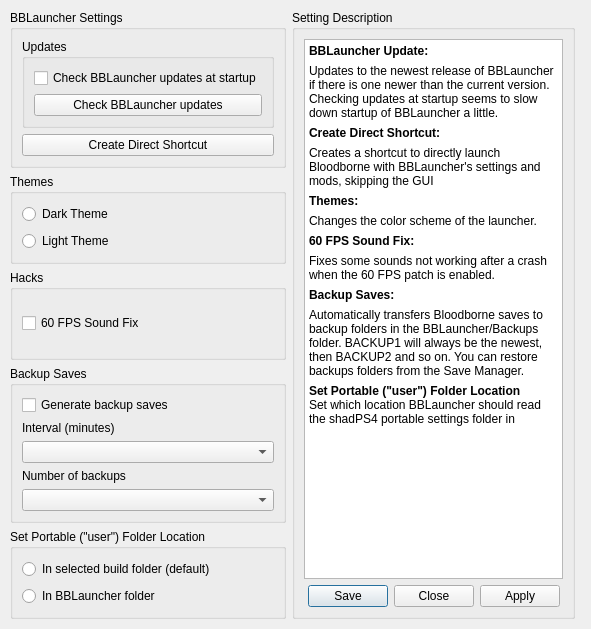
The window that settings/LauncherSettings.ui (rainmakerv3/BB_Launcher) describes before a commit, drawn with Qt 5.
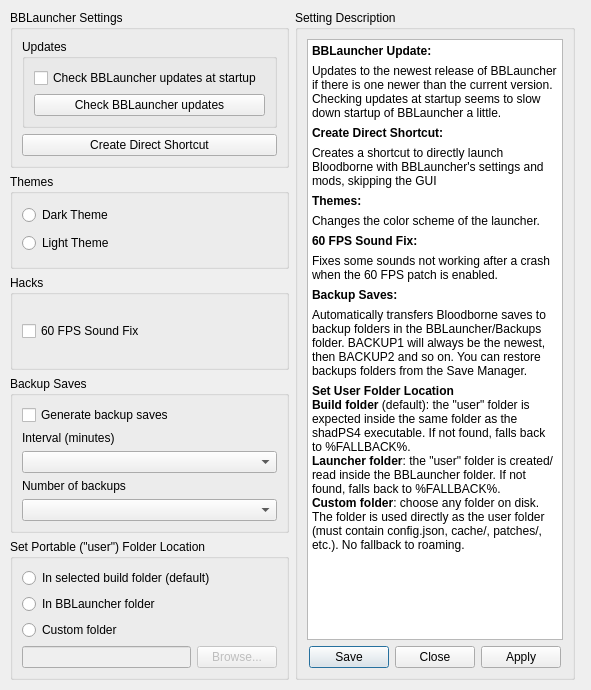
The same window after the commit.

Commit message: Add configurable custom user folder option for shadPS4 - CURRENT USER SETTINGS DIR WILL BE RESET (#87)

Patch:
```diff
--- a/settings/LauncherSettings.ui
+++ b/settings/LauncherSettings.ui
@@ -7,7 +7,7 @@
     <x>0</x>
     <y>0</y>
     <width>591</width>
-    <height>629</height>
+    <height>690</height>
    </rect>
   </property>
   <property name="windowTitle">
@@ -19,7 +19,7 @@
      <x>10</x>
      <y>10</y>
      <width>565</width>
-     <height>609</height>
+     <height>670</height>
     </rect>
    </property>
    <layout class="QHBoxLayout" name="horizontalLayout">
@@ -162,6 +162,37 @@
            </property>
           </widget>
          </item>
+          <item>
+           <widget class="QRadioButton" name="CustomFolderRadioButton">
+            <property name="text">
+             <string>Custom folder</string>
+            </property>
+           </widget>
+          </item>
+          <item>
+           <layout class="QHBoxLayout" name="customFolderLayout">
+            <item>
+             <widget class="QLineEdit" name="CustomFolderLineEdit">
+              <property name="enabled">
+               <bool>false</bool>
+              </property>
+              <property name="readOnly">
+               <bool>true</bool>
+              </property>
+             </widget>
+            </item>
+            <item>
+             <widget class="QPushButton" name="BrowseCustomFolderButton">
+              <property name="enabled">
+               <bool>false</bool>
+              </property>
+              <property name="text">
+               <string>Browse...</string>
+              </property>
+             </widget>
+            </item>
+           </layout>
+          </item>
         </layout>
        </widget>
       </item>
@@ -201,8 +232,10 @@
 &lt;p style=&quot; margin-top:6px; margin-bottom:6px; margin-left:0px; margin-right:0px; -qt-block-indent:0; text-indent:0px;&quot;&gt;Fixes some sounds not working after a crash when the 60 FPS patch is enabled.&lt;/p&gt;
 &lt;p style=&quot; margin-top:6px; margin-bottom:6px; margin-left:0px; margin-right:0px; -qt-block-indent:0; text-indent:0px;&quot;&gt;&lt;span style=&quot; font-weight:700;&quot;&gt;Backup Saves:&lt;/span&gt;&lt;/p&gt;
 &lt;p style=&quot; margin-top:6px; margin-bottom:6px; margin-left:0px; margin-right:0px; -qt-block-indent:0; text-indent:0px;&quot;&gt;Automatically transfers Bloodborne saves to backup folders in the BBLauncher/Backups folder. BACKUP1 will always be the newest, then BACKUP2 and so on. You can restore backups folders from the Save Manager.&lt;/p&gt;
-&lt;p style=&quot; margin-top:0px; margin-bottom:0px; margin-left:0px; margin-right:0px; -qt-block-indent:0; text-indent:0px;&quot;&gt;&lt;span style=&quot; font-weight:700;&quot;&gt;Set Portable (&amp;quot;user&amp;quot;) Folder Location&lt;/span&gt;&lt;/p&gt;
-&lt;p style=&quot; margin-top:0px; margin-bottom:0px; margin-left:0px; margin-right:0px; -qt-block-indent:0; text-indent:0px;&quot;&gt;Set which location BBLauncher should read the shadPS4 portable settings folder in&lt;/p&gt;&lt;/body&gt;&lt;/html&gt;</string>
+&lt;p style=&quot; margin-top:0px; margin-bottom:0px; margin-left:0px; margin-right:0px; -qt-block-indent:0; text-indent:0px;&quot;&gt;&lt;span style=&quot; font-weight:700;&quot;&gt;Set User Folder Location&lt;/span&gt;&lt;/p&gt;
+&lt;p style=&quot; margin-top:0px; margin-bottom:0px; margin-left:0px; margin-right:0px; -qt-block-indent:0; text-indent:0px;&quot;&gt;&lt;span style=&quot; font-weight:700;&quot;&gt;Build folder&lt;/span&gt; (default): the &amp;quot;user&amp;quot; folder is expected inside the same folder as the shadPS4 executable. If not found, falls back to %FALLBACK%.&lt;/p&gt;
+&lt;p style=&quot; margin-top:0px; margin-bottom:0px; margin-left:0px; margin-right:0px; -qt-block-indent:0; text-indent:0px;&quot;&gt;&lt;span style=&quot; font-weight:700;&quot;&gt;Launcher folder&lt;/span&gt;: the &amp;quot;user&amp;quot; folder is created/read inside the BBLauncher folder. If not found, falls back to %FALLBACK%.&lt;/p&gt;
+&lt;p style=&quot; margin-top:0px; margin-bottom:0px; margin-left:0px; margin-right:0px; -qt-block-indent:0; text-indent:0px;&quot;&gt;&lt;span style=&quot; font-weight:700;&quot;&gt;Custom folder&lt;/span&gt;: choose any folder on disk. The folder is used directly as the user folder (must contain config.json, cache/, patches/, etc.). No fallback to roaming.&lt;/p&gt;&lt;/body&gt;&lt;/html&gt;</string>
            </property>
            <property name="acceptRichText">
             <bool>false</bool>
```
Lines whose indentation alone changed are shown as unchanged. The commit also changes 7 other files.
